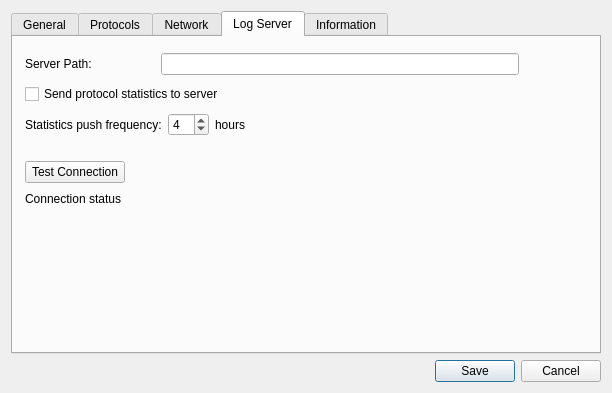
Old version of the form Client/rds_configurationwindow.ui in the repository WillForan/yarraclient.
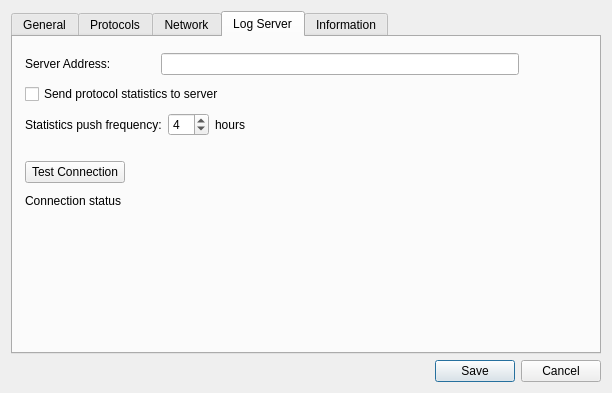
New version of the form. The open tabs and pages were chosen to show the change. Icons and pictures are not drawn.

Commit message: Finished top-right icon window (activity indicator, double click) Added mechanism to indicate errors via top-right icon. Added mechansim to validate if log server is in local domain. Added seperate update trigger for periodically only sending the scan data. Added button to configuration dialog to test log-server connection. Code clean up.

```diff
--- a/Client/rds_configurationwindow.ui
+++ b/Client/rds_configurationwindow.ui
@@ -912,7 +912,7 @@
             </size>
            </property>
            <property name="text">
-            <string>Server Path: </string>
+            <string>Server Address: </string>
            </property>
           </widget>
          </item>
@@ -1007,6 +1007,22 @@
          </property>
         </widget>
        </item>
+       <item>
+        <spacer name="verticalSpacer_17">
+         <property name="orientation">
+          <enum>Qt::Vertical</enum>
+         </property>
+         <property name="sizeType">
+          <enum>QSizePolicy::Fixed</enum>
+         </property>
+         <property name="sizeHint" stdset="0">
+          <size>
+           <width>20</width>
+           <height>2</height>
+          </size>
+         </property>
+        </spacer>
+       </item>
        <item>
         <widget class="QLabel" name="logServerStatusLabel">
          <property name="text">
```
Left out of the diff: 2 changed lines with no effect on the pictures. The commit also changes 21 other files.
